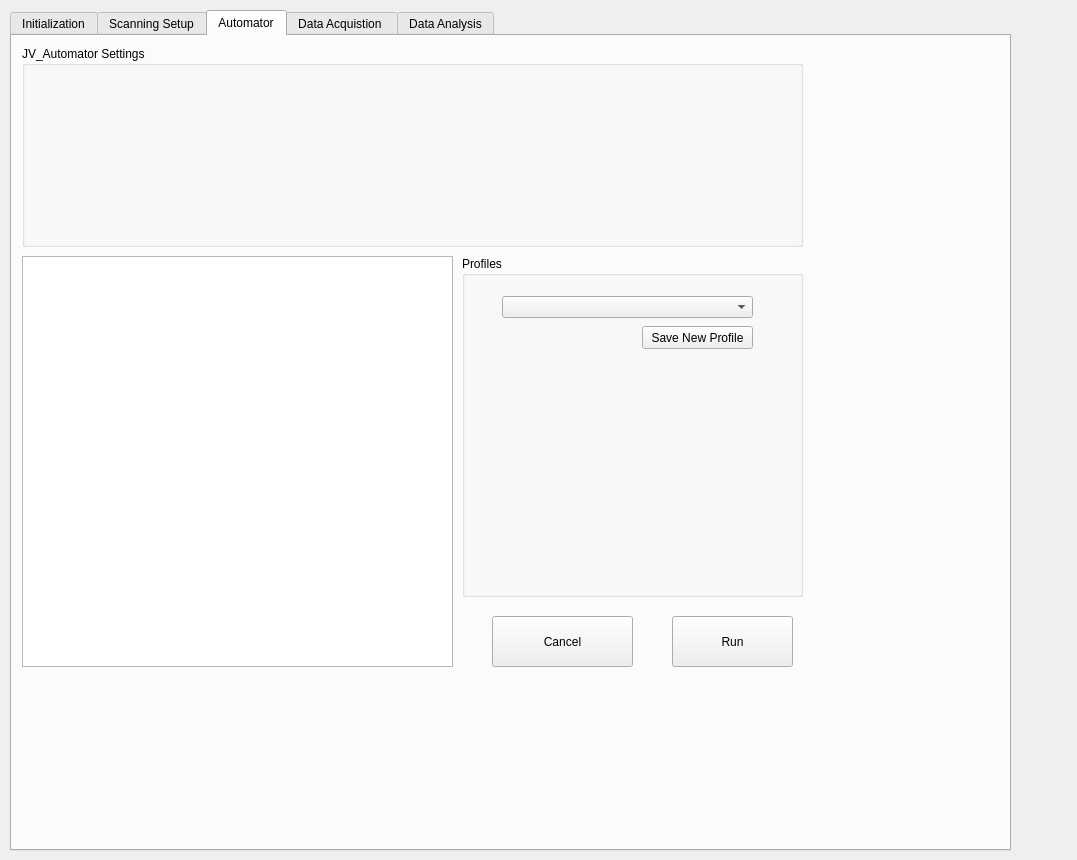
This is SOLEIL_JvQt/SOLEIL_JvQt.ui in jskaggs99/JvQt as Qt 5 draws it before an edit. The edited form follows.
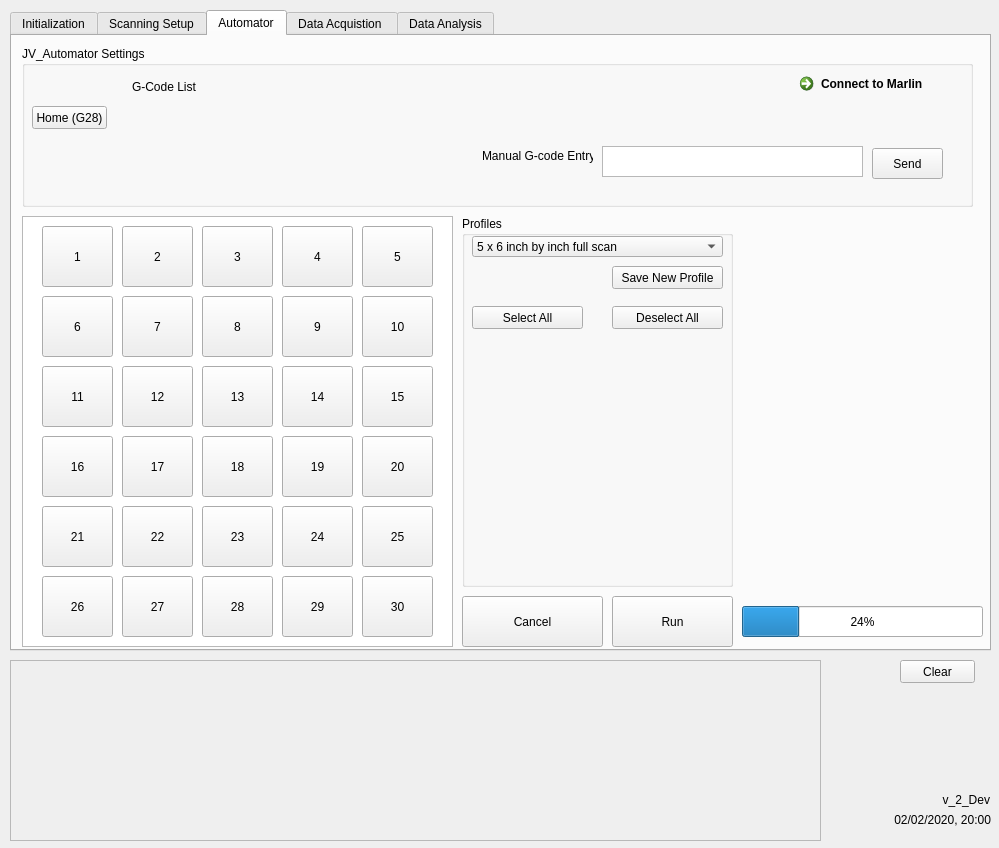
This is the edited form. The open tabs and pages were chosen to show the change. Custom widgets are drawn as their Qt base class.

The edit to the form file:
```diff
--- a/SOLEIL_JvQt/SOLEIL_JvQt.ui
+++ b/SOLEIL_JvQt/SOLEIL_JvQt.ui
@@ -6,8 +6,8 @@
    <rect>
     <x>0</x>
     <y>0</y>
-    <width>1077</width>
-    <height>860</height>
+    <width>999</width>
+    <height>848</height>
    </rect>
   </property>
   <property name="windowTitle">
@@ -22,8 +22,8 @@
      <rect>
       <x>10</x>
       <y>10</y>
-      <width>1001</width>
-      <height>841</height>
+      <width>981</width>
+      <height>641</height>
      </rect>
     </property>
     <property name="cursor">
@@ -533,7 +533,7 @@
            </widget>
           </item>
           <item row="1" column="2">
-           <widget class="QLabel" name="label_12">
+           <widget class="QLabel" name="label_pixel2_Isc">
             <property name="text">
              <string>0.0015</string>
             </property>
@@ -557,7 +557,7 @@
            </widget>
           </item>
           <item row="1" column="1">
-           <widget class="QLabel" name="label_11">
+           <widget class="QLabel" name="label_pixel1_Isc">
             <property name="text">
              <string>0.0015</string>
             </property>
@@ -853,101 +853,6 @@
        </layout>
       </widget>
      </widget>
-     <widget class="QScrollArea" name="statusOutput_scrollArea">
-      <property name="geometry">
-       <rect>
-        <x>11</x>
-        <y>621</y>
-        <width>861</width>
-        <height>181</height>
-       </rect>
-      </property>
-      <property name="sizeAdjustPolicy">
-       <enum>QAbstractScrollArea::AdjustIgnored</enum>
-      </property>
-      <property name="widgetResizable">
-       <bool>true</bool>
-      </property>
-      <widget class="QWidget" name="scrollAreaWidgetContents">
-       <property name="geometry">
-        <rect>
-         <x>0</x>
-         <y>0</y>
-         <width>857</width>
-         <height>177</height>
-        </rect>
-       </property>
-       <layout class="QVBoxLayout" name="verticalLayout">
-        <item>
-         <widget class="QLabel" name="output_window">
-          <property name="text">
-           <string/>
-          </property>
-          <property name="buddy">
-           <cstring>output_window</cstring>
-          </property>
-         </widget>
-        </item>
-       </layout>
-      </widget>
-     </widget>
-     <widget class="QPushButton" name="pushButton_clear_outputwindow">
-      <property name="geometry">
-       <rect>
-        <x>890</x>
-        <y>620</y>
-        <width>75</width>
-        <height>23</height>
-       </rect>
-      </property>
-      <property name="text">
-       <string>Clear</string>
-      </property>
-     </widget>
-     <widget class="QLabel" name="current_time_label">
-      <property name="geometry">
-       <rect>
-        <x>880</x>
-        <y>776</y>
-        <width>91</width>
-        <height>20</height>
-       </rect>
-      </property>
-      <property name="minimumSize">
-       <size>
-        <width>60</width>
-        <height>0</height>
-       </size>
-      </property>
-      <property name="text">
-       <string>02/02/2020, 20:00</string>
-      </property>
-      <property name="alignment">
-       <set>Qt::AlignRight|Qt::AlignTrailing|Qt::AlignVCenter</set>
-      </property>
-     </widget>
-     <widget class="QLabel" name="version_number_label">
-      <property name="geometry">
-       <rect>
-        <x>910</x>
-        <y>760</y>
-        <width>60</width>
-        <height>16</height>
-       </rect>
-      </property>
-      <property name="minimumSize">
-       <size>
-        <width>60</width>
-        <height>0</height>
-       </size>
-      </property>
-      <property name="text">
-       <string>v_2_Dev</string>
-      </property>
-      <property name="alignment">
-       <set>Qt::AlignRight|Qt::AlignTrailing|Qt::AlignVCenter</set>
-      </property>
-     </widget>
     </widget>
     <widget class="QWidget" name="tab_2">
      <attribute name="title">
@@ -2357,32 +2262,110 @@
       <property name="geometry">
        <rect>
         <x>10</x>
-        <y>220</y>
+        <y>180</y>
         <width>431</width>
-        <height>411</height>
+        <height>431</height>
        </rect>
       </property>
+      <property name="autoFillBackground">
+       <bool>false</bool>
+      </property>
      </widget>
      <widget class="QGroupBox" name="groupBox_3">
       <property name="geometry">
        <rect>
         <x>10</x>
         <y>10</y>
-        <width>781</width>
-        <height>201</height>
+        <width>951</width>
+        <height>161</height>
        </rect>
       </property>
       <property name="title">
        <string>JV_Automator Settings</string>
       </property>
+      <widget class="QPushButton" name="pushButton_homemarlin">
+       <property name="geometry">
+        <rect>
+         <x>10</x>
+         <y>60</y>
+         <width>75</width>
+         <height>23</height>
+        </rect>
+       </property>
+       <property name="text">
+        <string>Home (G28)</string>
+       </property>
+      </widget>
+      <widget class="QCommandLinkButton" name="commandLinkButton_connectmarlin">
+       <property name="geometry">
+        <rect>
+         <x>770</x>
+         <y>20</y>
+         <width>168</width>
+         <height>41</height>
+        </rect>
+       </property>
+       <property name="text">
+        <string>Connect to Marlin</string>
+       </property>
+      </widget>
+      <widget class="QTextEdit" name="textEdit_manualgcode">
+       <property name="geometry">
+        <rect>
+         <x>580</x>
+         <y>100</y>
+         <width>261</width>
+         <height>31</height>
+        </rect>
+       </property>
+      </widget>
+      <widget class="QLabel" name="label_11">
+       <property name="geometry">
+        <rect>
+         <x>460</x>
+         <y>100</y>
+         <width>111</width>
+         <height>20</height>
+        </rect>
+       </property>
+       <property name="text">
+        <string>Manual G-code Entry:</string>
+       </property>
+      </widget>
+      <widget class="QLabel" name="label_12">
+       <property name="geometry">
+        <rect>
+         <x>110</x>
+         <y>30</y>
+         <width>81</width>
+         <height>21</height>
+        </rect>
+       </property>
+       <property name="text">
+        <string>G-Code List </string>
+       </property>
+      </widget>
+      <widget class="QPushButton" name="pushButton_sendmarlin">
+       <property name="geometry">
+        <rect>
+         <x>850</x>
+         <y>102</y>
+         <width>71</width>
+         <height>31</height>
+        </rect>
+       </property>
+       <property name="text">
+        <string>Send</string>
+       </property>
+      </widget>
      </widget>
      <widget class="QGroupBox" name="groupBox_5">
       <property name="geometry">
        <rect>
         <x>450</x>
-        <y>220</y>
-        <width>341</width>
-        <height>341</height>
+        <y>180</y>
+        <width>271</width>
+        <height>371</height>
        </rect>
       </property>
       <property name="title">
@@ -2391,18 +2374,33 @@
       <widget class="QComboBox" name="comboBox_2">
        <property name="geometry">
         <rect>
-         <x>40</x>
-         <y>40</y>
+         <x>10</x>
+         <y>20</y>
          <width>251</width>
-         <height>22</height>
+         <height>21</height>
         </rect>
        </property>
+       <item>
+        <property name="text">
+         <string>5 x 6 inch by inch full scan</string>
+        </property>
+       </item>
+       <item>
+        <property name="text">
+         <string>Half-Mark Full scan</string>
+        </property>
+       </item>
+       <item>
+        <property name="text">
+         <string>Partial scan</string>
+        </property>
+       </item>
       </widget>
       <widget class="QPushButton" name="pushButton_10">
        <property name="geometry">
         <rect>
-         <x>180</x>
-         <y>70</y>
+         <x>150</x>
+         <y>50</y>
          <width>111</width>
          <height>23</height>
         </rect>
@@ -2411,12 +2409,38 @@
         <string>Save New Profile</string>
        </property>
       </widget>
+      <widget class="QPushButton" name="pushButton_selectall">
+       <property name="geometry">
+        <rect>
+         <x>10</x>
+         <y>90</y>
+         <width>111</width>
+         <height>23</height>
+        </rect>
+       </property>
+       <property name="text">
+        <string>Select All</string>
+       </property>
+      </widget>
+      <widget class="QPushButton" name="pushButton_deselectall">
+       <property name="geometry">
+        <rect>
+         <x>150</x>
+         <y>90</y>
+         <width>111</width>
+         <height>23</height>
+        </rect>
+       </property>
+       <property name="text">
+        <string>Deselect All</string>
+       </property>
+      </widget>
      </widget>
      <widget class="QPushButton" name="pushButton_8">
       <property name="geometry">
        <rect>
-        <x>480</x>
-        <y>580</y>
+        <x>450</x>
+        <y>560</y>
         <width>141</width>
         <height>51</height>
        </rect>
@@ -2428,8 +2452,8 @@
      <widget class="QPushButton" name="pushButton_7">
       <property name="geometry">
        <rect>
-        <x>660</x>
-        <y>580</y>
+        <x>600</x>
+        <y>560</y>
         <width>121</width>
         <height>51</height>
        </rect>
@@ -2438,6 +2462,409 @@
        <string>Run</string>
       </property>
      </widget>
+     <widget class="QPushButton" name="pushButton_cell1_1">
+      <property name="geometry">
+       <rect>
+        <x>30</x>
+        <y>190</y>
+        <width>71</width>
+        <height>61</height>
+       </rect>
+      </property>
+      <property name="text">
+       <string>1</string>
+      </property>
+     </widget>
+     <widget class="QPushButton" name="pushButton_cell1_2">
+      <property name="geometry">
+       <rect>
+        <x>110</x>
+        <y>190</y>
+        <width>71</width>
+        <height>61</height>
+       </rect>
+      </property>
+      <property name="text">
+       <string>2</string>
+      </property>
+     </widget>
+     <widget class="QPushButton" name="pushButton_cell1_3">
+      <property name="geometry">
+       <rect>
+        <x>190</x>
+        <y>190</y>
+        <width>71</width>
+        <height>61</height>
+       </rect>
+      </property>
+      <property name="text">
+       <string>3</string>
+      </property>
+     </widget>
+     <widget class="QPushButton" name="pushButton_cell1_4">
+      <property name="geometry">
+       <rect>
+        <x>270</x>
+        <y>190</y>
+        <width>71</width>
+        <height>61</height>
+       </rect>
+      </property>
+      <property name="text">
+       <string>4</string>
+      </property>
+     </widget>
+     <widget class="QPushButton" name="pushButton_cell1_5">
+      <property name="geometry">
+       <rect>
+        <x>350</x>
+        <y>190</y>
+        <width>71</width>
+        <height>61</height>
+       </rect>
+      </property>
+      <property name="text">
+       <string>5</string>
+      </property>
+     </widget>
+     <widget class="QPushButton" name="pushButton_cell1_6">
+      <property name="geometry">
+       <rect>
+        <x>30</x>
+        <y>260</y>
+        <width>71</width>
+        <height>61</height>
+       </rect>
+      </property>
+      <property name="text">
+       <string>6</string>
+      </property>
+     </widget>
+     <widget class="QPushButton" name="pushButton_cell1_8">
+      <property name="geometry">
+       <rect>
+        <x>190</x>
+        <y>260</y>
+        <width>71</width>
+        <height>61</height>
+       </rect>
+      </property>
+      <property name="text">
+       <string>8</string>
+      </property>
+     </widget>
+     <widget class="QPushButton" name="pushButton_cell1_10">
+      <property name="geometry">
+       <rect>
+        <x>350</x>
+        <y>260</y>
+        <width>71</width>
+        <height>61</height>
+       </rect>
+      </property>
+      <property name="text">
+       <string>10</string>
+      </property>
+     </widget>
+     <widget class="QPushButton" name="pushButton_cell1_7">
+      <property name="geometry">
+       <rect>
+        <x>110</x>
+        <y>260</y>
+        <width>71</width>
+        <height>61</height>
+       </rect>
+      </property>
+      <property name="text">
+       <string>7</string>
+      </property>
+     </widget>
+     <widget class="QPushButton" name="pushButton_cell1_9">
+      <property name="geometry">
+       <rect>
+        <x>270</x>
+        <y>260</y>
+        <width>71</width>
+        <height>61</height>
+       </rect>
+      </property>
+      <property name="text">
+       <string>9</string>
+      </property>
+     </widget>
+     <widget class="QPushButton" name="pushButton_cell1_11">
+      <property name="geometry">
+       <rect>
+        <x>30</x>
+        <y>330</y>
+        <width>71</width>
+        <height>61</height>
+       </rect>
+      </property>
+      <property name="text">
+       <string>11</string>
+      </property>
+     </widget>
+     <widget class="QPushButton" name="pushButton_cell1_20">
+      <property name="geometry">
+       <rect>
+        <x>350</x>
+        <y>400</y>
+        <width>71</width>
+        <height>61</height>
+       </rect>
+      </property>
+      <property name="text">
+       <string>20</string>
+      </property>
+     </widget>
+     <widget class="QPushButton" name="pushButton_cell1_16">
+      <property name="geometry">
+       <rect>
+        <x>30</x>
+        <y>400</y>
+        <width>71</width>
+        <height>61</height>
+       </rect>
+      </property>
+      <property name="text">
+       <string>16</string>
+      </property>
+     </widget>
+     <widget class="QPushButton" name="pushButton_cell1_13">
+      <property name="geometry">
+       <rect>
+        <x>190</x>
+        <y>330</y>
+        <width>71</width>
+        <height>61</height>
+       </rect>
+      </property>
+      <property name="text">
+       <string>13</string>
+      </property>
+     </widget>
+     <widget class="QPushButton" name="pushButton_cell1_15">
+      <property name="geometry">
+       <rect>
+        <x>350</x>
+        <y>330</y>
+        <width>71</width>
+        <height>61</height>
+       </rect>
+      </property>
+      <property name="text">
+       <string>15</string>
+      </property>
+     </widget>
+     <widget class="QPushButton" name="pushButton_cell1_12">
+      <property name="geometry">
+       <rect>
+        <x>110</x>
+        <y>330</y>
+        <width>71</width>
+        <height>61</height>
+       </rect>
+      </property>
+      <property name="text">
+       <string>12</string>
+      </property>
+     </widget>
+     <widget class="QPushButton" name="pushButton_cell1_14">
+      <property name="geometry">
+       <rect>
+        <x>270</x>
+        <y>330</y>
+        <width>71</width>
+        <height>61</height>
+       </rect>
+      </property>
+      <property name="text">
+       <string>14</string>
+      </property>
+     </widget>
+     <widget class="QPushButton" name="pushButton_cell1_18">
+      <property name="geometry">
+       <rect>
+        <x>190</x>
+        <y>400</y>
+        <width>71</width>
+        <height>61</height>
+       </rect>
+      </property>
+      <property name="text">
+       <string>18</string>
+      </property>
+     </widget>
+     <widget class="QPushButton" name="pushButton_cell1_17">
+      <property name="geometry">
+       <rect>
+        <x>110</x>
+        <y>400</y>
+        <width>71</width>
+        <height>61</height>
+       </rect>
+      </property>
+      <property name="text">
+       <string>17</string>
+      </property>
+     </widget>
+     <widget class="QPushButton" name="pushButton_cell1_19">
+      <property name="geometry">
+       <rect>
+        <x>270</x>
+        <y>400</y>
+        <width>71</width>
+        <height>61</height>
+       </rect>
+      </property>
+      <property name="text">
+       <string>19</string>
+      </property>
+     </widget>
+     <widget class="QPushButton" name="pushButton_cell1_23">
+      <property name="geometry">
+       <rect>
+        <x>190</x>
+        <y>470</y>
+        <width>71</width>
+        <height>61</height>
+       </rect>
+      </property>
+      <property name="text">
+       <string>23</string>
+      </property>
+     </widget>
+     <widget class="QPushButton" name="pushButton_cell1_22">
+      <property name="geometry">
+       <rect>
+        <x>110</x>
+        <y>470</y>
+        <width>71</width>
+        <height>61</height>
+       </rect>
+      </property>
+      <property name="text">
+       <string>22</string>
+      </property>
+     </widget>
+     <widget class="QPushButton" name="pushButton_cell1_21">
+      <property name="geometry">
+       <rect>
+        <x>30</x>
+        <y>470</y>
+        <width>71</width>
+        <height>61</height>
+       </rect>
+      </property>
+      <property name="text">
+       <string>21</string>
+      </property>
+     </widget>
+     <widget class="QPushButton" name="pushButton_cell1_24">
+      <property name="geometry">
+       <rect>
+        <x>270</x>
+        <y>470</y>
+        <width>71</width>
+        <height>61</height>
+       </rect>
+      </property>
+      <property name="text">
+       <string>24</string>
+      </property>
+     </widget>
+     <widget class="QPushButton" name="pushButton_cell1_25">
+      <property name="geometry">
+       <rect>
+        <x>350</x>
+        <y>470</y>
+        <width>71</width>
+        <height>61</height>
+       </rect>
+      </property>
+      <property name="text">
+       <string>25</string>
+      </property>
+     </widget>
+     <widget class="QPushButton" name="pushButton_cell1_27">
+      <property name="geometry">
+       <rect>
+        <x>110</x>
+        <y>540</y>
+        <width>71</width>
+        <height>61</height>
+       </rect>
+      </property>
+      <property name="text">
+       <string>27</string>
+      </property>
+     </widget>
+     <widget class="QPushButton" name="pushButton_cell1_29">
+      <property name="geometry">
+       <rect>
+        <x>270</x>
+        <y>540</y>
+        <width>71</width>
+        <height>61</height>
+       </rect>
+      </property>
+      <property name="text">
+       <string>29</string>
+      </property>
+     </widget>
+     <widget class="QPushButton" name="pushButton_cell1_28">
+      <property name="geometry">
+       <rect>
+        <x>190</x>
+        <y>540</y>
+        <width>71</width>
+        <height>61</height>
+       </rect>
+      </property>
+      <property name="text">
+       <string>28</string>
+      </property>
+     </widget>
+     <widget class="QPushButton" name="pushButton_cell1_30">
+      <property name="geometry">
+       <rect>
+        <x>350</x>
+        <y>540</y>
+        <width>71</width>
+        <height>61</height>
+       </rect>
+      </property>
+      <property name="text">
+       <string>30</string>
+      </property>
+     </widget>
+     <widget class="QPushButton" name="pushButton_cell1_26">
+      <property name="geometry">
+       <rect>
+        <x>30</x>
+        <y>540</y>
+        <width>71</width>
+        <height>61</height>
+       </rect>
+      </property>
+      <property name="text">
+       <string>26</string>
+      </property>
+     </widget>
+     <widget class="QProgressBar" name="progressBar_2">
+      <property name="geometry">
+       <rect>
+        <x>730</x>
+        <y>570</y>
+        <width>241</width>
+        <height>31</height>
+       </rect>
+      </property>
+      <property name="value">
+       <number>24</number>
+      </property>
+     </widget>
     </widget>
     <widget class="QWidget" name="tab_3">
      <attribute name="title">
@@ -2630,6 +3057,101 @@
      </attribute>
     </widget>
    </widget>
+   <widget class="QScrollArea" name="statusOutput_scrollArea">
+    <property name="geometry">
+     <rect>
+      <x>10</x>
+      <y>660</y>
+      <width>811</width>
+      <height>181</height>
+     </rect>
+    </property>
+    <property name="sizeAdjustPolicy">
+     <enum>QAbstractScrollArea::AdjustIgnored</enum>
+    </property>
+    <property name="widgetResizable">
+     <bool>true</bool>
+    </property>
+    <widget class="QWidget" name="scrollAreaWidgetContents">
+     <property name="geometry">
+      <rect>
+       <x>0</x>
+       <y>0</y>
+       <width>807</width>
+       <height>177</height>
+      </rect>
+     </property>
+     <layout class="QVBoxLayout" name="verticalLayout">
+      <item>
+       <widget class="QLabel" name="output_window">
+        <property name="text">
+         <string/>
+        </property>
+        <property name="buddy">
+         <cstring>output_window</cstring>
+        </property>
+       </widget>
+      </item>
+     </layout>
+    </widget>
+   </widget>
+   <widget class="QPushButton" name="pushButton_clear_outputwindow">
+    <property name="geometry">
+     <rect>
+      <x>900</x>
+      <y>660</y>
+      <width>75</width>
+      <height>23</height>
+     </rect>
+    </property>
+    <property name="text">
+     <string>Clear</string>
+    </property>
+   </widget>
+   <widget class="QLabel" name="version_number_label">
+    <property name="geometry">
+     <rect>
+      <x>909</x>
+      <y>790</y>
+      <width>81</width>
+      <height>20</height>
+     </rect>
+    </property>
+    <property name="minimumSize">
+     <size>
+      <width>60</width>
+      <height>0</height>
+     </size>
+    </property>
+    <property name="text">
+     <string>v_2_Dev</string>
+    </property>
+    <property name="alignment">
+     <set>Qt::AlignRight|Qt::AlignTrailing|Qt::AlignVCenter</set>
+    </property>
+   </widget>
+   <widget class="QLabel" name="current_time_label">
+    <property name="geometry">
+     <rect>
+      <x>820</x>
+      <y>810</y>
+      <width>171</width>
+      <height>20</height>
+     </rect>
+    </property>
+    <property name="minimumSize">
+     <size>
+      <width>60</width>
+      <height>0</height>
+     </size>
+    </property>
+    <property name="text">
+     <string>02/02/2020, 20:00</string>
+    </property>
+    <property name="alignment">
+     <set>Qt::AlignRight|Qt::AlignTrailing|Qt::AlignVCenter</set>
+    </property>
+   </widget>
   </widget>
   <action name="actionFile">
    <property name="text">
```
Left out of the diff: 141 changed lines with no effect on the pictures.
